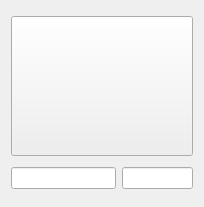
First picture: the form in mainwindow.ui, repository GhostsLYB/Qt-colorChoose, before the edit.
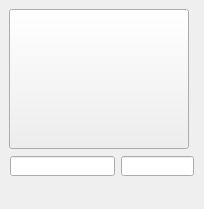
Second picture: the form after the edit.

Commit message: alter style sheet on qss file 2019.9.28 20:07

```diff
--- a/mainwindow.ui
+++ b/mainwindow.ui
@@ -7,16 +7,22 @@
     <x>0</x>
     <y>0</y>
     <width>204</width>
-    <height>207</height>
+    <height>209</height>
    </rect>
   </property>
   <property name="windowTitle">
    <string>MainWindow</string>
   </property>
   <widget class="QWidget" name="centralWidget">
-   <layout class="QVBoxLayout" name="verticalLayout">
-    <item>
      <widget class="QPushButton" name="btnColor">
+    <property name="geometry">
+     <rect>
+      <x>9</x>
+      <y>9</y>
+      <width>180</width>
+      <height>140</height>
+     </rect>
+    </property>
       <property name="sizePolicy">
        <sizepolicy hsizetype="Minimum" vsizetype="Fixed">
         <horstretch>180</horstretch>
@@ -39,11 +45,15 @@
        <string/>
       </property>
      </widget>
-    </item>
-    <item>
-     <layout class="QHBoxLayout" name="horizontalLayout">
-      <item>
        <widget class="QLineEdit" name="lineEdit">
+    <property name="geometry">
+     <rect>
+      <x>10</x>
+      <y>156</y>
+      <width>105</width>
+      <height>20</height>
+     </rect>
+    </property>
         <property name="minimumSize">
          <size>
           <width>105</width>
@@ -51,13 +61,16 @@
          </size>
         </property>
        </widget>
-      </item>
-      <item>
-       <widget class="QLineEdit" name="lineEdit_2"/>
-      </item>
-     </layout>
-    </item>
-   </layout>
+   <widget class="QLineEdit" name="lineEdit_2">
+    <property name="geometry">
+     <rect>
+      <x>121</x>
+      <y>156</y>
+      <width>73</width>
+      <height>20</height>
+     </rect>
+    </property>
+   </widget>
   </widget>
   <widget class="QMenuBar" name="menuBar">
    <property name="geometry">
```
Lines whose indentation alone changed are shown as unchanged. The commit also changes 2 other files.
